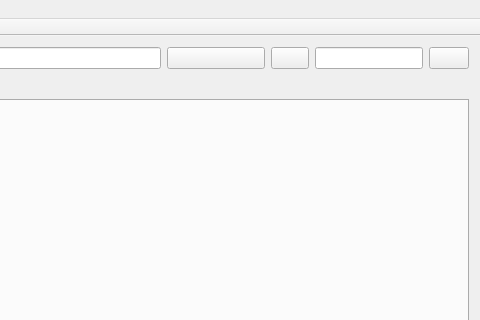
The window that newBrowser/mainwindow.ui (DanielKerrigan/FundComp2Project) describes before a commit, drawn with Qt 5; both pictures show x 904 to 1384 and y 0 to 320 of the 1384 by 834 pixel window.
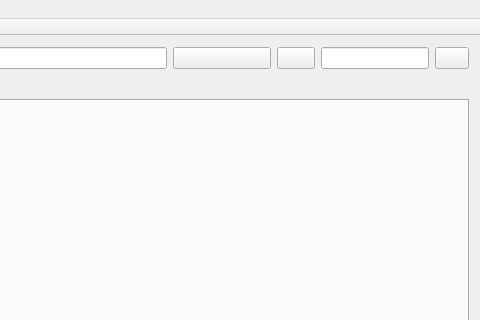
The same window after the commit. Icons and pictures are not drawn.

Commit message: reset width of google button

```diff
--- a/newBrowser/mainwindow.ui
+++ b/newBrowser/mainwindow.ui
@@ -24,7 +24,8 @@
        </sizepolicy>
       </property>
       <property name="styleSheet">
-       <string notr="true">background-image: url(:/Images/googLogo.png);</string>
+       <string notr="true">background-image: url(:/Images/googLogo.png);
+width: 26px</string>
       </property>
       <property name="text">
        <string/>
```
The commit also changes 4 other files.
